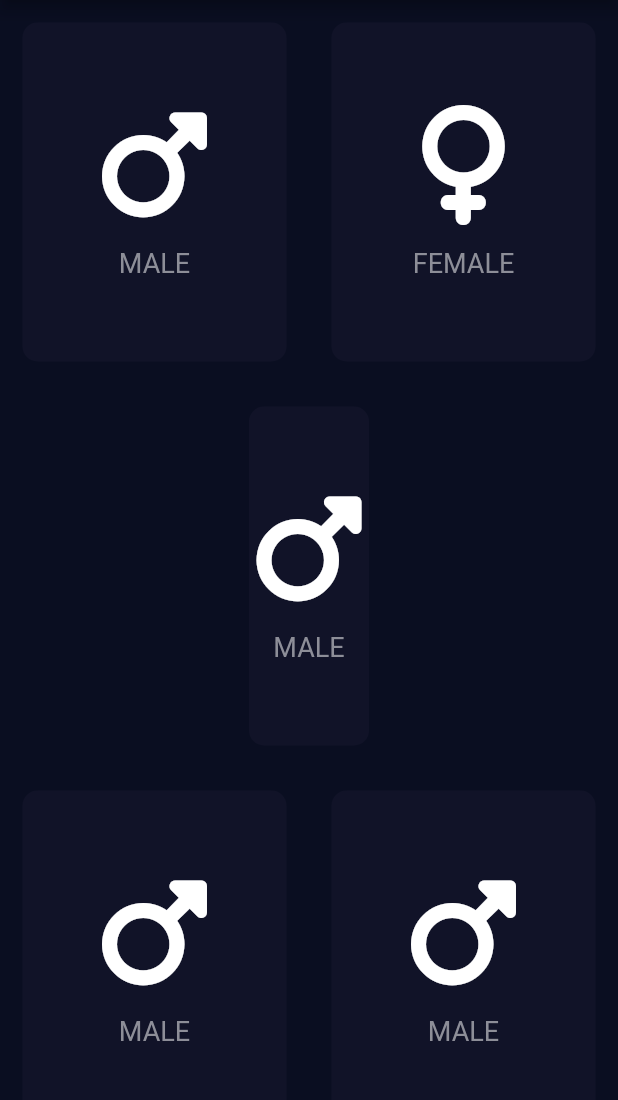
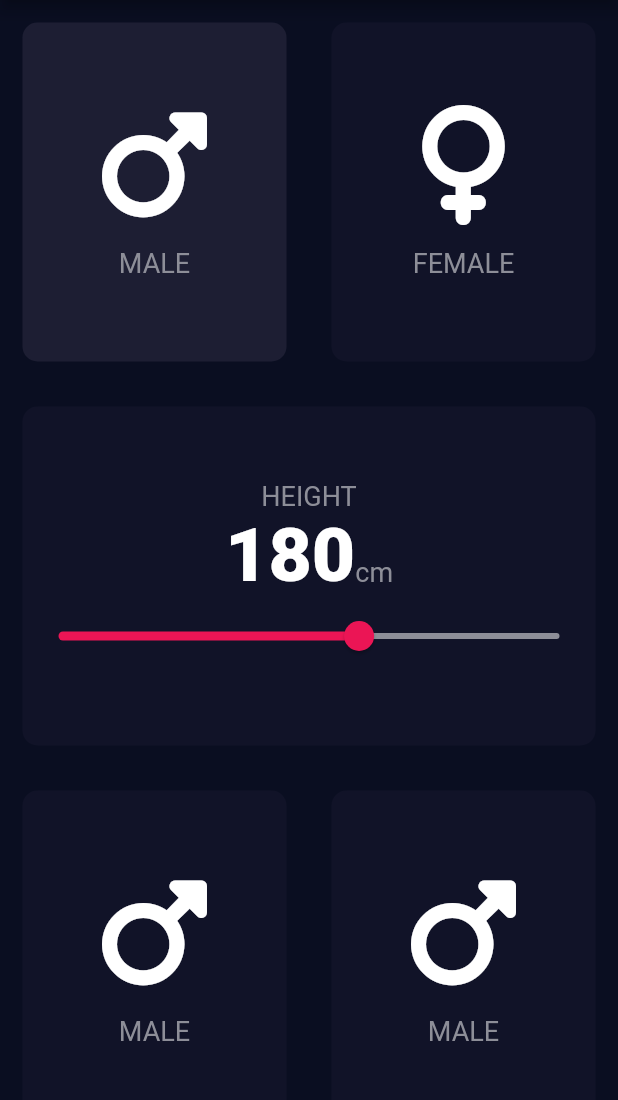
Before and after one commit to abdelrahman167565/BMI_calc_flutter, a Flutter app: the screen it shows after launch, on a phone screen of 412 x 824 dp, the part 84-1184 px from its top. Run offline on Flutter 3.47's test engine with Material 2 defaults, Android fonts, the phone set to English and light mode, and no system bars; our stand-ins replace font_awesome_flutter.

Commit message:
refactoring and cleaning code added sliding separated consts from main code

```diff
--- /dev/null
+++ b/lib/constants.dart
@@ -0,0 +1,13 @@
+import'package:flutter/material.dart';
+ const kLabelTextStyle = TextStyle
+  (
+  fontSize: 18.0,
+  color: Color(0xFF8D8E98),
+);
+const kBottomContainerHeight = 80.0;
+const kActiveCardColor = Color(0XFF1D1E33);
+const kInactiveCardColor = Color(0XFF111328);
+const kBottomContainerColor = Color(0XFFEB1555);
+const kNumberStyle=TextStyle(
+fontSize: 50.0,
+fontWeight: FontWeight.w900);
--- a/lib/icon_content.dart
+++ b/lib/icon_content.dart
@@ -1,13 +1,10 @@
 import 'package:flutter/material.dart';
+import 'constants.dart';
 class IconContent extends StatelessWidget {
   IconContent({required this.gender,required this.icon});
   final IconData icon;
   final String gender;
-  static const labelTextStyle = TextStyle
-  (
-  fontSize: 18.0,
-  color: Color(0xFF8D8E98),
-  );
+
 
   @override
   Widget build(BuildContext context) {
@@ -23,7 +20,7 @@ class IconContent extends StatelessWidget {
         ),
         Text(
           gender,
-          style:labelTextStyle
+          style:kLabelTextStyle
         ),
       ],
     );
--- a/lib/input_page.dart
+++ b/lib/input_page.dart
@@ -3,39 +3,18 @@ import 'icon_content.dart';
 import 'reusable_card.dart';
 import 'package:flutter/material.dart';
 import 'package:font_awesome_flutter/font_awesome_flutter.dart';
+import 'constants.dart';
 
-const bottomContainerHeight = 80.0;
-const activeCardColor = Color(0XFF1D1E33);
-const inactiveCardColor = Color(0XFF111328);
-const bottomContainerColor = Color(0XFFEB1555);
-enum gender{male,female};
+enum gender { male, female }
+
 class InputPage extends StatefulWidget {
   @override
   State<InputPage> createState() => _InputPageState();
 }
 
 class _InputPageState extends State<InputPage> {
-  Color maleCardCol = inactiveCardColor;
-  Color femaleCardCol = inactiveCardColor;
-  void updateColor(gender g) {
-    //male card
-    if (g == gender.male) {
-      if (maleCardCol == inactiveCardColor) {
-        maleCardCol = activeCardColor;
-        femaleCardCol=inactiveCardColor;
-      } else {
-        maleCardCol = inactiveCardColor;
-      }
-      //Female card
-    } else if (g == gender.female) {
-      if (femaleCardCol == inactiveCardColor) {
-        femaleCardCol = activeCardColor;
-        maleCardCol = inactiveCardColor;
-      }
-      else
-        femaleCardCol = inactiveCardColor;
-    }
-  }
+  gender selectgender = gender.male;
+  int height=180;
 
   @override
   Widget build(BuildContext context) {
@@ -44,38 +23,39 @@ class _InputPageState extends State<InputPage> {
           title: Text('BMI CALCULATOR'),
         ),
         body: Column(
+          crossAxisAlignment: CrossAxisAlignment.stretch,
           children: <Widget>[
             Expanded(
               child: Row(children: <Widget>[
                 Expanded(
-                  child: GestureDetector(
-                    onTap: () {
+                  child: ReusableCard(
+                    pressHandler: () {
                       setState(() {
-                        updateColor(1);
+                        selectgender = gender.male;
                       });
                     },
-                    child: ReusableCard(
-                      col: maleCardCol,
+                    col: selectgender == gender.male
+                        ? kActiveCardColor
+                        : kInactiveCardColor,
                     cardChild: IconContent(
                       icon: FontAwesomeIcons.mars,
                       gender: 'MALE',
                     ),
                   ),
                 ),
-                ),
                 Expanded(
-                  child: GestureDetector(
-                    onTap: () {
+                  child: ReusableCard(
+                    pressHandler: () {
                       setState(() {
-                        updateColor(2);
+                        selectgender = gender.female;
                       });
                     },
-                    child: ReusableCard(
-                      col: femaleCardCol,
+                    col: selectgender == gender.female
+                        ? kActiveCardColor
+                        : kInactiveCardColor,
                     cardChild: IconContent(
                       icon: FontAwesomeIcons.venus,
                       gender: 'FEMALE',
-                      ),
                     ),
                   ),
                 ),
@@ -83,10 +63,45 @@ class _InputPageState extends State<InputPage> {
             ),
             Expanded(
               child: ReusableCard(
-                col: inactiveCardColor,
-                cardChild: IconContent(
-                  icon: FontAwesomeIcons.mars,
-                  gender: 'MALE',
+                col: kInactiveCardColor,
+                cardChild: Column(
+                 mainAxisAlignment: MainAxisAlignment.center,
+
+                  children: <Widget>[
+                    Text(
+                      'HEIGHT',
+                      style: kLabelTextStyle,
+
+                    ),
+                    Row(
+                      mainAxisAlignment: MainAxisAlignment.center,
+                        crossAxisAlignment: CrossAxisAlignment.baseline,
+                        textBaseline: TextBaseline.alphabetic,
+                      children: <Widget>[
+                        Text(
+                          height.toString(),
+                          style: kNumberStyle,
+                        ),
+                        Text(
+                          'cm',
+                          style:kLabelTextStyle,
+                        ),
+                      ],
+                    ),
+                    Slider(value: height.toDouble(),
+                      min:120.0,
+                      max:220.0,
+                      activeColor: Color(0xFFEB1555),
+                      inactiveColor: Color(0xFF8D8E98),
+                      onChanged: (double newValue) {
+                      setState(() {
+                        height=newValue.round();
+                      });
+                      },
+
+
+                    ),
+                  ],
                 ),
               ),
             ),
@@ -94,7 +109,12 @@ class _InputPageState extends State<InputPage> {
               child: Row(children: <Widget>[
                 Expanded(
                     child: ReusableCard(
-                  col: inactiveCardColor,
+                  pressHandler: () {
+                    setState(() {
+                      selectgender = gender.male;
+                    });
+                  },
+                  col: kInactiveCardColor,
                   cardChild: IconContent(
                     icon: FontAwesomeIcons.mars,
                     gender: 'MALE',
@@ -102,7 +122,12 @@ class _InputPageState extends State<InputPage> {
                 )),
                 Expanded(
                   child: ReusableCard(
-                    col: inactiveCardColor,
+                    pressHandler: () {
+                      setState(() {
+                        selectgender = gender.male;
+                      });
+                    },
+                    col: kInactiveCardColor,
                     cardChild: IconContent(
                       icon: FontAwesomeIcons.mars,
                       gender: 'MALE',
--- a/lib/reusable_card.dart
+++ b/lib/reusable_card.dart
@@ -1,13 +1,19 @@
+//import 'dart:html';
+
+
 import 'package:flutter/material.dart';
 class ReusableCard extends StatelessWidget {
-  ReusableCard({required this.col, required this.cardChild});
+  ReusableCard( {Key? key, this.col,  this.cardChild, this.pressHandler()?}):super (key: key);
 
-  final Color col;
-  final Widget cardChild;
+  final Color? col;
+  final Widget? cardChild;
+  final VoidCallback? pressHandler;
 
   @override
   Widget build(BuildContext context) {
-    return Container(
+    return GestureDetector(
+      onTap: pressHandler,
+      child: Container(
         child: cardChild,
         margin: EdgeInsets.all(15.0),
         decoration: BoxDecoration(
@@ -16,6 +22,7 @@ class ReusableCard extends StatelessWidget {
         ),
         // height: 200.0,
         // width: 170.0,
+      ),
     );
   }
 }
```
Lines whose indentation alone changed are shown as unchanged.
